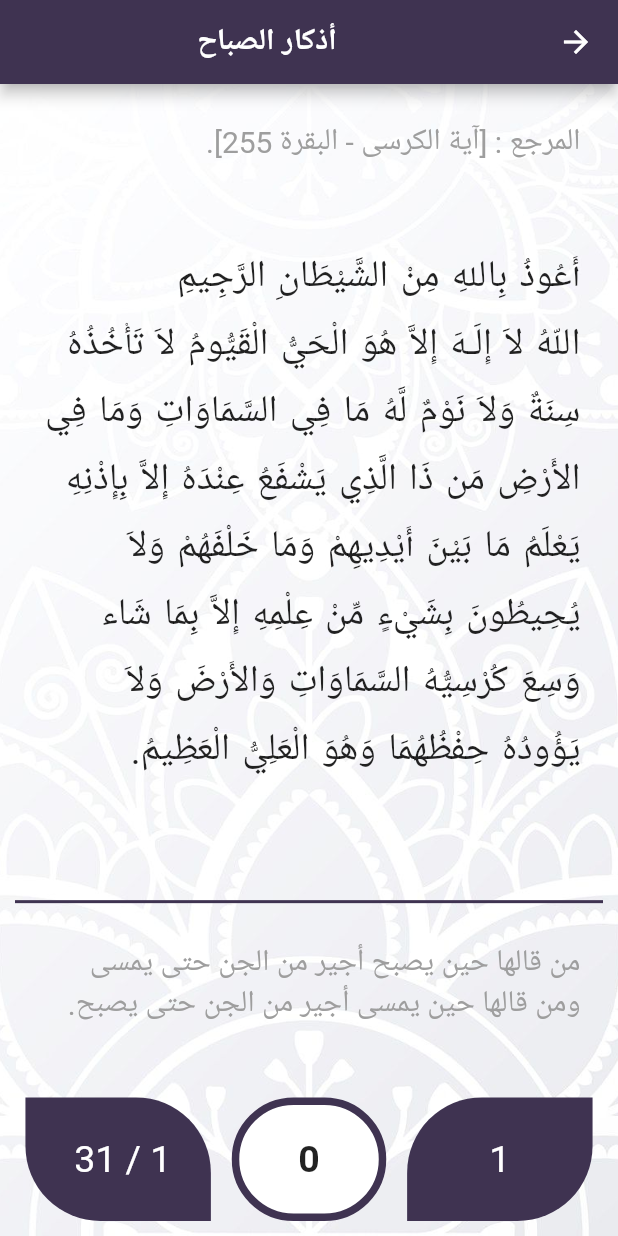
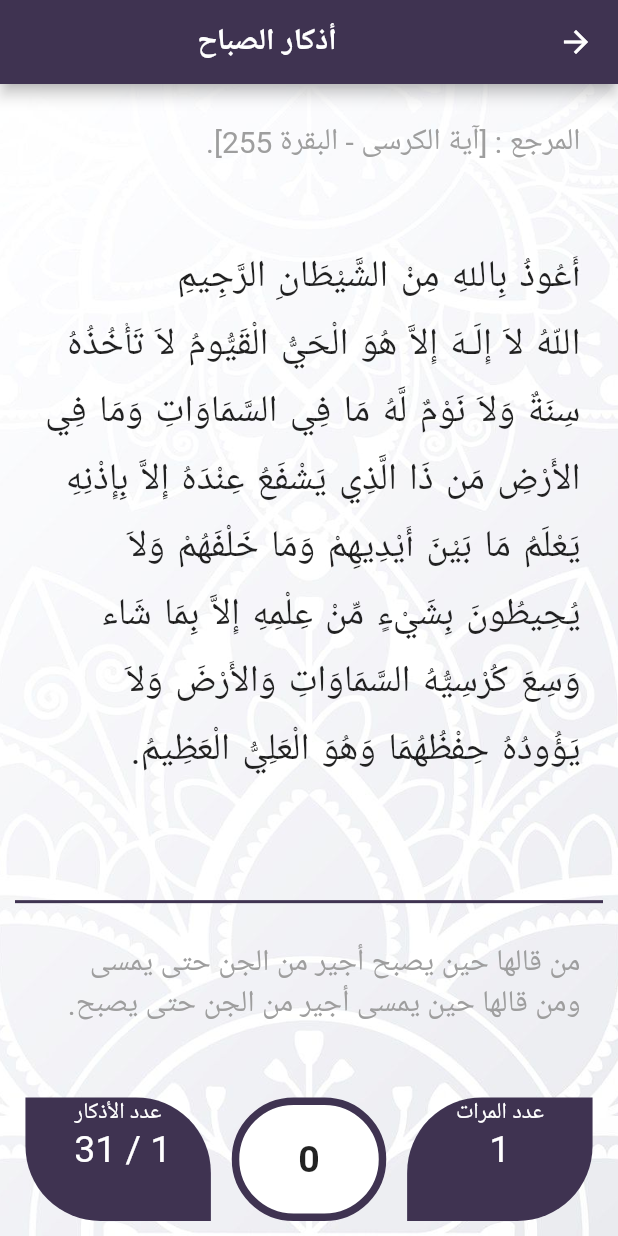
Before and after one commit to Azmaa22/Rememberences, a Flutter app: the screen it shows after launch, after a tap on "أذكار الصباح", on a phone screen of 412 x 824 dp. Run offline on Flutter 3.47's test engine with Material 2 defaults, Android fonts, the phone set to English and light mode, and no system bars.

Commit message:
add description of bottom numbers

```diff
--- a/lib/screens/citation_screen/citation_screen.dart
+++ b/lib/screens/citation_screen/citation_screen.dart
@@ -4,7 +4,7 @@ import 'package:flutter_apps/data/repos/citation_repo.dart';
 import 'package:flutter_apps/screens/citation_screen/widgets/app_bar_container.dart';
 import 'package:flutter_apps/screens/citation_screen/widgets/citation_container.dart';
 import 'package:flutter_apps/screens/citation_screen/widgets/citation_counter.dart';
-import 'package:flutter_apps/screens/citation_screen/widgets/navigation_button.dart';
+import 'package:flutter_apps/screens/citation_screen/widgets/number_container.dart';
 import 'package:flutter_apps/utilities/constants/app_assets.dart';
 import 'package:flutter_apps/utilities/constants/app_colors.dart';
 import 'package:flutter_apps/utilities/constants/app_strings.dart';
@@ -134,7 +134,8 @@ class _CitationScreenState extends State<CitationScreen> {
                                       MainAxisAlignment.spaceAround,
                                   children: [
                                     NumberContainer(
-                                      title:
+                                      title: AppStrings.numberOfTimes,
+                                      value:
                                           '${citations[citationNumber].count}',
                                       isLeft: false,
                                     ),
@@ -162,7 +163,8 @@ class _CitationScreenState extends State<CitationScreen> {
                                     ),
                                     NumberContainer(
                                       isLeft: true,
-                                      title:
+                                      title: AppStrings.numberOfRemembrances,
+                                      value:
                                           '${citationNumber + 1} / ${citations.length} ',
                                     ),
                                   ],
--- a/lib/screens/citation_screen/widgets/navigation_button.dart
+++ b/lib/screens/citation_screen/widgets/number_container.dart
@@ -1,12 +1,13 @@
 import 'package:flutter/material.dart';
 
 class NumberContainer extends StatelessWidget {
-  final String title;
+  final String title, value;
   final bool isLeft;
 
   const NumberContainer({
     Key? key,
     required this.title,
+    required this.value,
     required this.isLeft,
   }) : super(key: key);
 
@@ -26,12 +27,23 @@ class NumberContainer extends StatelessWidget {
         ),
       ),
       child: Center(
-        child: Text(
-          title,
-          style: const TextStyle(
-            color: Colors.white,
-            fontSize: 25.0,
-          ),
+        child: Column(
+          children: [
+            Text(
+              title,
+              style: const TextStyle(
+                color: Colors.white,
+                fontSize: 15.0,
+              ),
+            ),
+            Text(
+              value,
+              style: const TextStyle(
+                color: Colors.white,
+                fontSize: 25.0,
+              ),
+            ),
+          ],
         ),
       ),
     );
--- a/lib/utilities/constants/app_strings.dart
+++ b/lib/utilities/constants/app_strings.dart
@@ -2,6 +2,8 @@ class AppStrings {
   static const String morningTitle = 'أذكار الصباح';
   static const String eveningTitle = 'أذكار المساء';
   static const String referenceTitle = 'المرجع';
+  static const String numberOfTimes = 'عدد المرات';
+  static const String numberOfRemembrances = 'عدد الأذكار';
   static const String morningTxt = 'Morning';
   static const String eveningTxt = 'Evening';
 }
```
Also changed, not shown: 3 other files.
